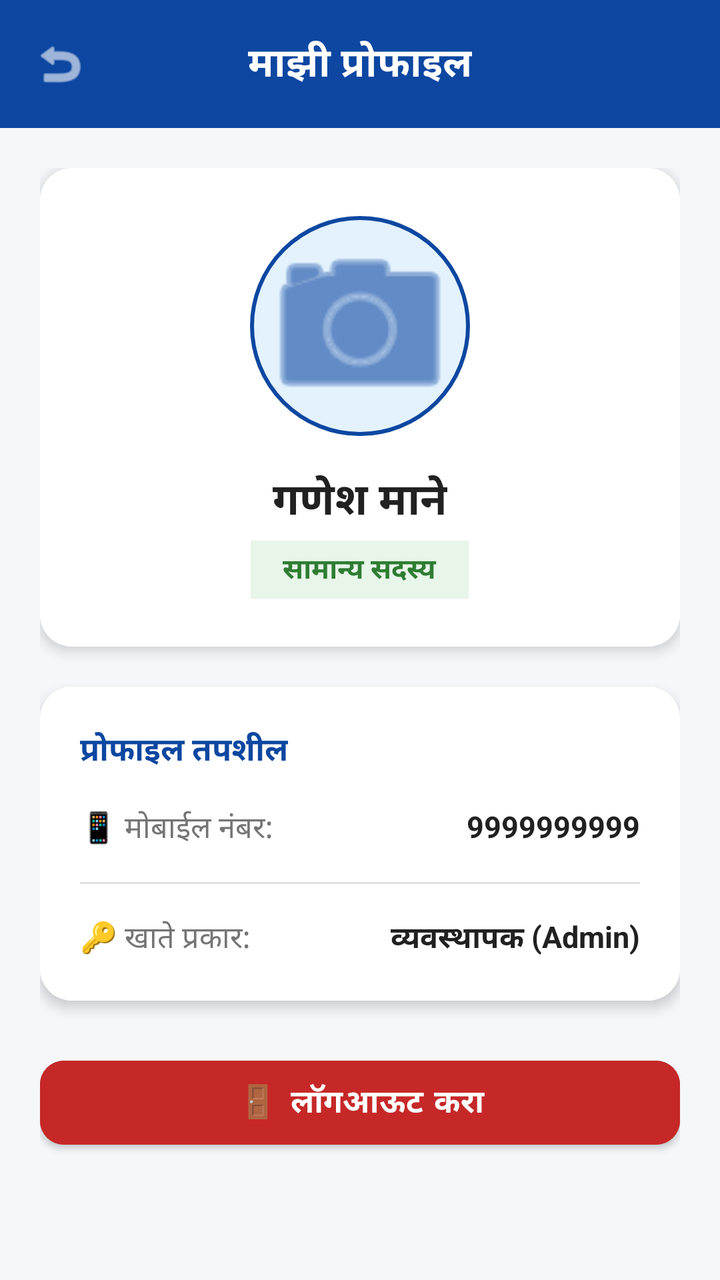
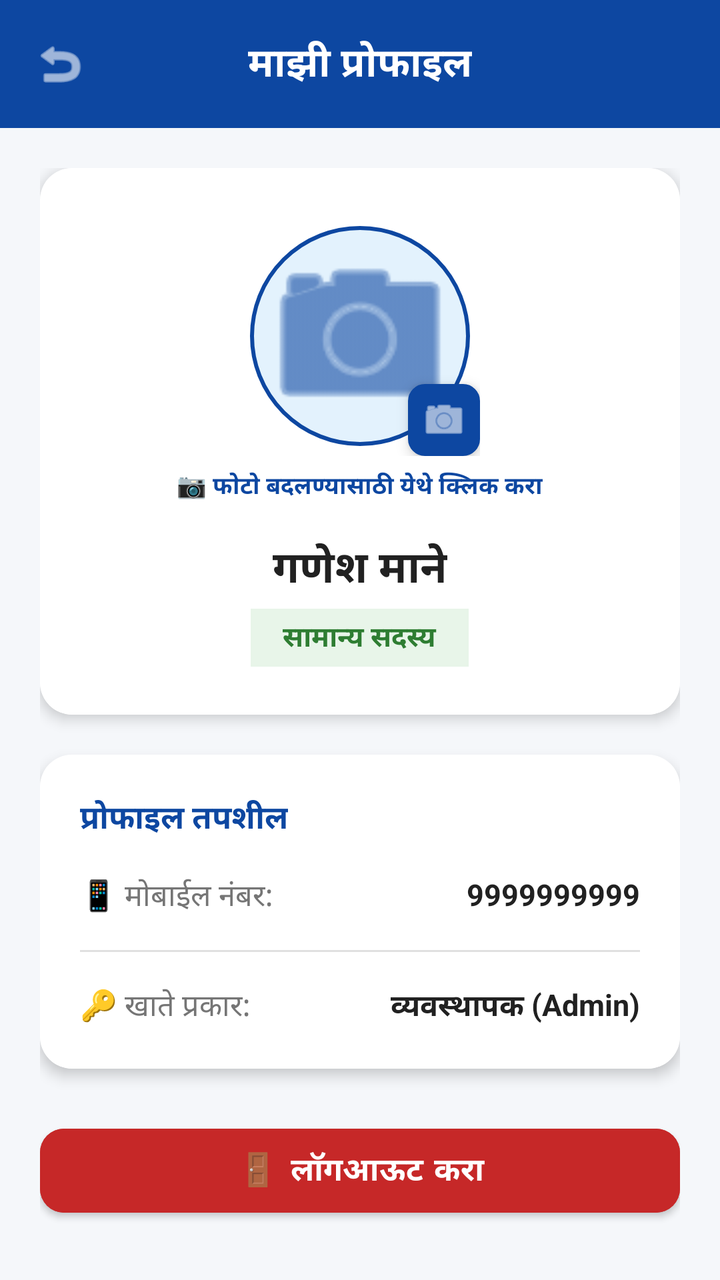

Compare the two renders of this Android layout. The source of the first and the diff that turns it into the second are given below.
<!-- AndroidManifest.xml: application theme Theme.GaneshMitraMandal -->
<!-- res/layout/activity_profile.xml -->
<?xml version="1.0" encoding="utf-8"?>
<RelativeLayout xmlns:android="http://schemas.android.com/apk/res/android"
    xmlns:app="http://schemas.android.com/apk/res-auto"
    android:layout_width="match_parent"
    android:layout_height="match_parent"
    android:background="@color/bg_light">

    
    <RelativeLayout
        android:id="@+id/topBar"
        android:layout_width="match_parent"
        android:layout_height="64dp"
        android:background="@color/primary_blue"
        android:paddingHorizontal="16dp">

        <ImageView
            android:id="@+id/btnBack"
            android:layout_width="28dp"
            android:layout_height="28dp"
            android:layout_alignParentStart="true"
            android:layout_centerVertical="true"
            android:src="@android:drawable/ic_menu_revert"
            app:tint="@color/white" />

        <TextView
            android:layout_width="wrap_content"
            android:layout_height="wrap_content"
            android:layout_centerInParent="true"
            android:text="माझी प्रोफाइल"
            android:textColor="@color/white"
            android:textSize="20sp"
            android:textStyle="bold" />
    </RelativeLayout>

    <ScrollView
        android:layout_width="match_parent"
        android:layout_height="match_parent"
        android:layout_below="@id/topBar"
        android:padding="20dp">

        <LinearLayout
            android:layout_width="match_parent"
            android:layout_height="wrap_content"
            android:gravity="center_horizontal"
            android:orientation="vertical">

            
            <androidx.cardview.widget.CardView
                android:layout_width="match_parent"
                android:layout_height="wrap_content"
                android:layout_marginBottom="20dp"
                app:cardCornerRadius="16dp"
                app:cardElevation="4dp">

                <LinearLayout
                    android:layout_width="match_parent"
                    android:layout_height="wrap_content"
                    android:background="@color/white"
                    android:gravity="center"
                    android:orientation="vertical"
                    android:padding="24dp">

                    <ImageView
                        android:id="@+id/ivProfilePhoto"
                        android:layout_width="110dp"
                        android:layout_height="110dp"
                        android:background="@drawable/circle_bg"
                        android:padding="3dp"
                        android:scaleType="centerCrop"
                        android:src="@android:drawable/ic_menu_camera"
                        app:tint="@color/primary_blue" />

                    <TextView
                        android:id="@+id/tvProfileName"
                        android:layout_width="wrap_content"
                        android:layout_height="wrap_content"
                        android:layout_marginTop="16dp"
                        android:text="गणेश माने"
                        android:textColor="@color/text_primary"
                        android:textSize="22sp"
                        android:textStyle="bold" />

                    <TextView
                        android:id="@+id/tvProfileRoleInMandal"
                        android:layout_width="wrap_content"
                        android:layout_height="wrap_content"
                        android:layout_marginTop="4dp"
                        android:background="#E8F5E9"
                        android:paddingHorizontal="16dp"
                        android:paddingVertical="4dp"
                        android:text="सामान्य सदस्य"
                        android:textColor="@color/jama_green"
                        android:textSize="14sp"
                        android:textStyle="bold" />

                </LinearLayout>
            </androidx.cardview.widget.CardView>

            
            <androidx.cardview.widget.CardView
                android:layout_width="match_parent"
                android:layout_height="wrap_content"
                android:layout_marginBottom="24dp"
                app:cardCornerRadius="16dp"
                app:cardElevation="4dp">

                <LinearLayout
                    android:layout_width="match_parent"
                    android:layout_height="wrap_content"
                    android:background="@color/white"
                    android:orientation="vertical"
                    android:padding="20dp">

                    <TextView
                        android:layout_width="wrap_content"
                        android:layout_height="wrap_content"
                        android:layout_marginBottom="16dp"
                        android:text="प्रोफाइल तपशील"
                        android:textColor="@color/primary_blue"
                        android:textSize="16sp"
                        android:textStyle="bold" />

                    
                    <LinearLayout
                        android:layout_width="match_parent"
                        android:layout_height="wrap_content"
                        android:layout_marginBottom="16dp"
                        android:orientation="horizontal">

                        <TextView
                            android:layout_width="wrap_content"
                            android:layout_height="wrap_content"
                            android:text="📱 मोबाईल नंबर:"
                            android:textColor="@color/text_secondary"
                            android:textSize="15sp" />

                        <TextView
                            android:id="@+id/tvProfilePhone"
                            android:layout_width="0dp"
                            android:layout_height="wrap_content"
                            android:layout_marginStart="8dp"
                            android:layout_weight="1"
                            android:gravity="end"
                            android:text="9999999999"
                            android:textColor="@color/text_primary"
                            android:textSize="15sp"
                            android:textStyle="bold" />
                    </LinearLayout>

                    <View
                        android:layout_width="match_parent"
                        android:layout_height="1dp"
                        android:layout_marginBottom="16dp"
                        android:background="@color/divider_color" />

                    
                    <LinearLayout
                        android:layout_width="match_parent"
                        android:layout_height="wrap_content"
                        android:orientation="horizontal">

                        <TextView
                            android:layout_width="wrap_content"
                            android:layout_height="wrap_content"
                            android:text="🔑 खाते प्रकार:"
                            android:textColor="@color/text_secondary"
                            android:textSize="15sp" />

                        <TextView
                            android:id="@+id/tvProfileRole"
                            android:layout_width="0dp"
                            android:layout_height="wrap_content"
                            android:layout_marginStart="8dp"
                            android:layout_weight="1"
                            android:gravity="end"
                            android:text="व्यवस्थापक (Admin)"
                            android:textColor="@color/text_primary"
                            android:textSize="15sp"
                            android:textStyle="bold" />
                    </LinearLayout>

                </LinearLayout>
            </androidx.cardview.widget.CardView>

            
            <com.google.android.material.button.MaterialButton
                android:id="@+id/btnLogout"
                android:layout_width="match_parent"
                android:layout_height="54dp"
                android:backgroundTint="@color/kharch_red"
                android:text="🚪 लॉगआऊट करा"
                android:textColor="@color/white"
                android:textSize="16sp"
                android:textStyle="bold"
                app:cornerRadius="12dp" />

        </LinearLayout>
    </ScrollView>

</RelativeLayout>
<!-- resources referenced by this layout -->
<resources>
  <color name="bg_light">#F5F7FA</color>
  <color name="divider_color">#E0E0E0</color>
  <color name="jama_green">#2E7D32</color>
  <color name="kharch_red">#C62828</color>
  <color name="primary_blue">#0D47A1</color>
  <color name="text_primary">#212121</color>
  <color name="text_secondary">#757575</color>
  <color name="white">#FFFFFF</color>
  <!-- drawable circle_bg (drawable) -->
  <?xml version="1.0" encoding="utf-8"?>
  <shape xmlns:android="http://schemas.android.com/apk/res/android"
      android:shape="oval">
      <solid android:color="#E3F2FD" />
      <stroke
          android:width="2dp"
          android:color="@color/primary_blue" />
  </shape>
  <style name="Theme.GaneshMitraMandal" parent="Theme.MaterialComponents.Light.NoActionBar">
          <item name="colorPrimary">@color/primary_blue</item>
          <item name="colorPrimaryDark">@color/primary_blue_dark</item>
          <item name="colorAccent">@color/accent_orange</item>
          <item name="android:windowBackground">@color/bg_light</item>
          <item name="android:statusBarColor">@color/primary_blue_dark</item>
      </style>
  <color name="primary_blue_dark">#082F6B</color>
  <color name="accent_orange">#FF6D00</color>
</resources>

<!-- the commit's change to res/layout/activity_profile.xml (unified diff, before → after) -->
@@ -60,15 +60,44 @@
                     android:orientation="vertical"
                     android:padding="24dp">
 
-                    <ImageView
-                        android:id="@+id/ivProfilePhoto"
-                        android:layout_width="110dp"
-                        android:layout_height="110dp"
-                        android:background="@drawable/circle_bg"
-                        android:padding="3dp"
-                        android:scaleType="centerCrop"
-                        android:src="@android:drawable/ic_menu_camera"
-                        app:tint="@color/primary_blue" />
+                    <RelativeLayout
+                        android:layout_width="120dp"
+                        android:layout_height="120dp">
+
+                        <ImageView
+                            android:id="@+id/ivProfilePhoto"
+                            android:layout_width="110dp"
+                            android:layout_height="110dp"
+                            android:layout_centerInParent="true"
+                            android:background="@drawable/circle_bg"
+                            android:padding="3dp"
+                            android:scaleType="centerCrop"
+                            android:src="@android:drawable/ic_menu_camera"
+                            app:tint="@color/primary_blue" />
+
+                        <ImageView
+                            android:id="@+id/btnChangePhoto"
+                            android:layout_width="36dp"
+                            android:layout_height="36dp"
+                            android:layout_alignParentEnd="true"
+                            android:layout_alignParentBottom="true"
+                            android:background="@drawable/badge_bg"
+                            android:backgroundTint="@color/primary_blue"
+                            android:elevation="4dp"
+                            android:padding="6dp"
+                            android:src="@android:drawable/ic_menu_camera"
+                            app:tint="@color/white" />
+                    </RelativeLayout>
+
+                    <TextView
+                        android:id="@+id/tvChangePhotoHint"
+                        android:layout_width="wrap_content"
+                        android:layout_height="wrap_content"
+                        android:layout_marginTop="6dp"
+                        android:text="📷 फोटो बदलण्यासाठी येथे क्लिक करा"
+                        android:textColor="@color/primary_blue"
+                        android:textSize="12sp"
+                        android:textStyle="bold" />
 
                     <TextView
                         android:id="@+id/tvProfileName"
<!-- resource entries referenced after the edit -->
@@ -8,6 +8,16 @@
   <color name="text_primary">#212121</color>
   <color name="text_secondary">#757575</color>
   <color name="white">#FFFFFF</color>
+  <!-- drawable badge_bg (drawable) -->
+  <?xml version="1.0" encoding="utf-8"?>
+  <shape xmlns:android="http://schemas.android.com/apk/res/android"
+      android:shape="rectangle">
+      <solid android:color="#E3F2FD" />
+      <corners android:radius="8dp" />
+      <stroke
+          android:width="1dp"
+          android:color="#90CAF9" />
+  </shape>
   <!-- drawable circle_bg (drawable) -->
   <?xml version="1.0" encoding="utf-8"?>
   <shape xmlns:android="http://schemas.android.com/apk/res/android"
